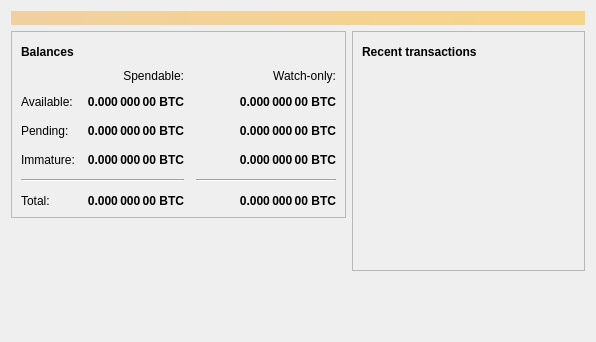
Before: the Qt Designer form src/qt/forms/overviewpage.ui in cicxcoin/cicoin-old, drawn with Qt 5.
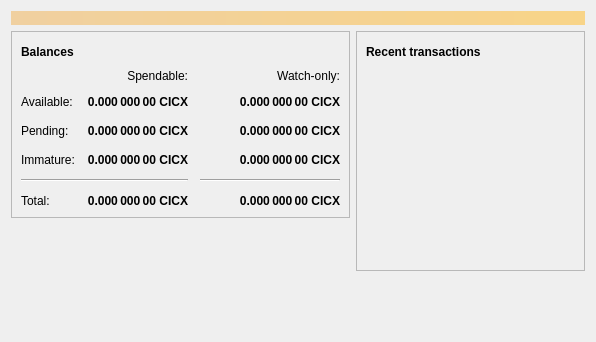
After: the same form once the commit is applied. Icons and pictures are not drawn.

The edit to the form file:
```diff
--- a/src/qt/forms/overviewpage.ui
+++ b/src/qt/forms/overviewpage.ui
@@ -129,7 +129,7 @@
                <string>Unconfirmed transactions to watch-only addresses</string>
               </property>
               <property name="text">
-               <string notr="true">0.000 000 00 BTC</string>
+               <string notr="true">0.000 000 00 CICX</string>
               </property>
               <property name="alignment">
                <set>Qt::AlignRight|Qt::AlignTrailing|Qt::AlignVCenter</set>
@@ -154,7 +154,7 @@
                <string>Total of transactions that have yet to be confirmed, and do not yet count toward the spendable balance</string>
               </property>
               <property name="text">
-               <string notr="true">0.000 000 00 BTC</string>
+               <string notr="true">0.000 000 00 CICX</string>
               </property>
               <property name="alignment">
                <set>Qt::AlignRight|Qt::AlignTrailing|Qt::AlignVCenter</set>
@@ -179,7 +179,7 @@
                <string>Mined balance in watch-only addresses that has not yet matured</string>
               </property>
               <property name="text">
-               <string notr="true">0.000 000 00 BTC</string>
+               <string notr="true">0.000 000 00 CICX</string>
               </property>
               <property name="alignment">
                <set>Qt::AlignRight|Qt::AlignTrailing|Qt::AlignVCenter</set>
@@ -237,7 +237,7 @@
                <string>Mined balance that has not yet matured</string>
               </property>
               <property name="text">
-               <string notr="true">0.000 000 00 BTC</string>
+               <string notr="true">0.000 000 00 CICX</string>
               </property>
               <property name="alignment">
                <set>Qt::AlignRight|Qt::AlignTrailing|Qt::AlignVCenter</set>
@@ -282,7 +282,7 @@
                <string>Your current total balance</string>
               </property>
               <property name="text">
-               <string notr="true">0.000 000 00 BTC</string>
+               <string notr="true">0.000 000 00 CICX</string>
               </property>
               <property name="alignment">
                <set>Qt::AlignRight|Qt::AlignTrailing|Qt::AlignVCenter</set>
@@ -307,7 +307,7 @@
                <string>Current total balance in watch-only addresses</string>
               </property>
               <property name="text">
-               <string notr="true">0.000 000 00 BTC</string>
+               <string notr="true">0.000 000 00 CICX</string>
               </property>
               <property name="alignment">
                <set>Qt::AlignRight|Qt::AlignTrailing|Qt::AlignVCenter</set>
@@ -349,7 +349,7 @@
                <string>Your current spendable balance</string>
               </property>
               <property name="text">
-               <string notr="true">0.000 000 00 BTC</string>
+               <string notr="true">0.000 000 00 CICX</string>
               </property>
               <property name="alignment">
                <set>Qt::AlignRight|Qt::AlignTrailing|Qt::AlignVCenter</set>
@@ -374,7 +374,7 @@
                <string>Your current balance in watch-only addresses</string>
               </property>
               <property name="text">
-               <string notr="true">0.000 000 00 BTC</string>
+               <string notr="true">0.000 000 00 CICX</string>
               </property>
               <property name="alignment">
                <set>Qt::AlignRight|Qt::AlignTrailing|Qt::AlignVCenter</set>
```
